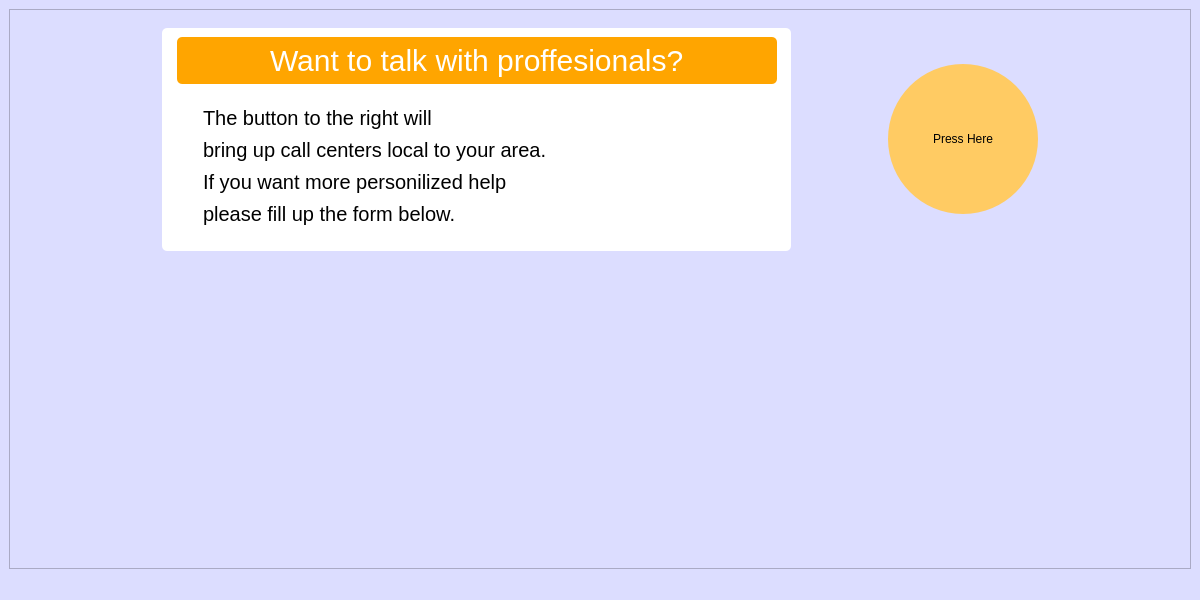
Einavzil/GoldApp, file src/HelpPage/HelpPage.ui: the form before one commit.
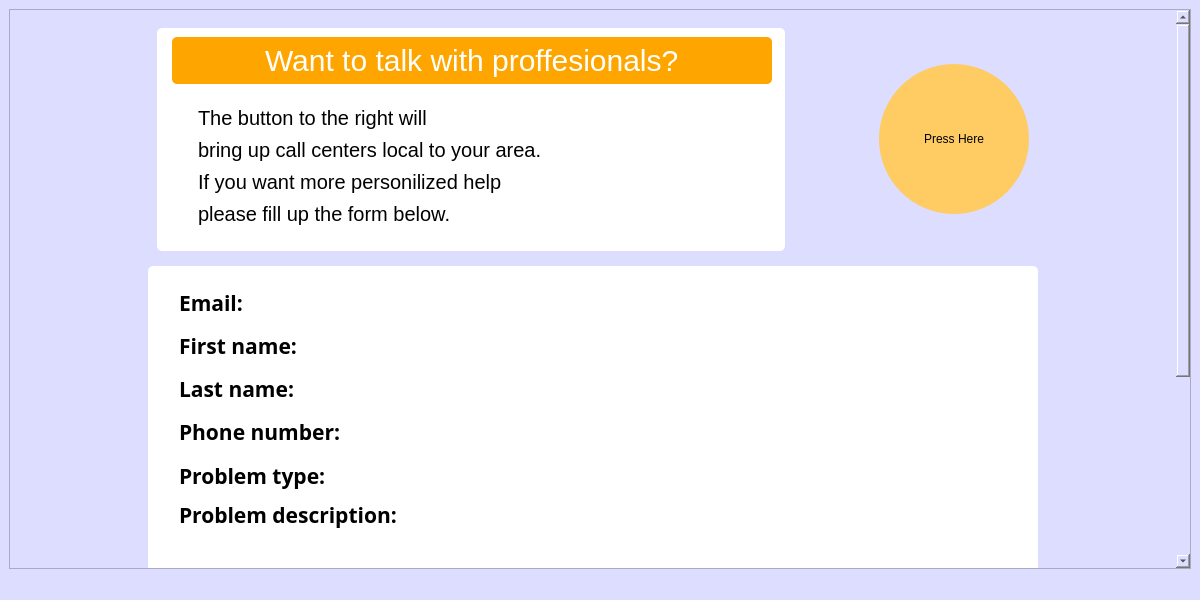
The form after the commit.

Commit message: Added the help page

```diff
--- a/src/HelpPage/HelpPage.ui
+++ b/src/HelpPage/HelpPage.ui
@@ -34,24 +34,11 @@
         <rect>
          <x>0</x>
          <y>0</y>
-         <width>1186</width>
-         <height>550</height>
+         <width>1173</width>
+         <height>725</height>
         </rect>
        </property>
        <layout class="QGridLayout" name="gridLayout_3">
-        <item row="0" column="2">
-         <spacer name="horizontalSpacer_2">
-          <property name="orientation">
-           <enum>Qt::Horizontal</enum>
-          </property>
-          <property name="sizeHint" stdset="0">
-           <size>
-            <width>135</width>
-            <height>20</height>
-           </size>
-          </property>
-         </spacer>
-        </item>
         <item row="1" column="0">
          <spacer name="horizontalSpacer">
           <property name="orientation">
@@ -65,6 +52,25 @@
           </property>
          </spacer>
         </item>
+        <item row="4" column="1" alignment="Qt::AlignHCenter">
+         <widget class="QPushButton" name="pushButton_2">
+          <property name="styleSheet">
+           <string notr="true">QPushButton{
+background-color: rgb(255, 203, 99);
+border-width: 0px;
+border-radius:75px;
+min-height: 150px;
+min-width: 150px;
+max-height: 150px;
+max-width: 150px;
+margin-top: 50px;
+}</string>
+          </property>
+          <property name="text">
+           <string>PushButton</string>
+          </property>
+         </widget>
+        </item>
         <item row="2" column="1">
          <spacer name="verticalSpacer">
           <property name="orientation">
@@ -78,11 +84,24 @@
           </property>
          </spacer>
         </item>
+        <item row="0" column="2">
+         <spacer name="horizontalSpacer_2">
+          <property name="orientation">
+           <enum>Qt::Horizontal</enum>
+          </property>
+          <property name="sizeHint" stdset="0">
+           <size>
+            <width>135</width>
+            <height>20</height>
+           </size>
+          </property>
+         </spacer>
+        </item>
         <item row="0" column="1" rowspan="2">
-         <widget class="QWidget" name="" native="true">
+         <widget class="QWidget" name="widget" native="true">
           <layout class="QHBoxLayout" name="horizontalLayout">
-           <item>
-            <widget class="QWidget" name="" native="true">
+           <item alignment="Qt::AlignHCenter">
+            <widget class="QWidget" name="widget" native="true">
              <property name="minimumSize">
               <size>
                <width>520</width>
@@ -90,9 +109,12 @@
               </size>
              </property>
              <property name="styleSheet">
-              <string notr="true">background-color: white;
+              <string notr="true">QWidget{
+background-color: white;
 border-radius: 5px;
-padding-left: 15px;</string>
+padding-left: 15px;
+
+}</string>
              </property>
              <layout class="QGridLayout" name="gridLayout">
               <item row="0" column="1">
@@ -129,7 +151,7 @@
                  <widget class="QWidget" name="widget_3" native="true"/>
                 </item>
                 <item>
-                 <widget class="QWidget" name="" native="true">
+                 <widget class="QWidget" name="widget" native="true">
                   <layout class="QVBoxLayout" name="verticalLayout">
                    <item>
                     <widget class="QLineEdit" name="lineEdit_2">
@@ -179,12 +201,12 @@
                 </item>
                </layout>
               </item>
-              <item row="0" column="0">
-               <widget class="QWidget" name="widget" native="true"/>
-              </item>
               <item row="0" column="2">
                <widget class="QWidget" name="widget_2" native="true"/>
               </item>
+              <item row="0" column="0">
+               <widget class="QWidget" name="widget" native="true"/>
+              </item>
              </layout>
             </widget>
            </item>
@@ -245,6 +267,328 @@
           </layout>
          </widget>
         </item>
+        <item row="3" column="0">
+         <spacer name="horizontalSpacer_5">
+          <property name="orientation">
+           <enum>Qt::Horizontal</enum>
+          </property>
+          <property name="sizeHint" stdset="0">
+           <size>
+            <width>40</width>
+            <height>20</height>
+           </size>
+          </property>
+         </spacer>
+        </item>
+        <item row="3" column="2">
+         <spacer name="horizontalSpacer_6">
+          <property name="orientation">
+           <enum>Qt::Horizontal</enum>
+          </property>
+          <property name="sizeHint" stdset="0">
+           <size>
+            <width>40</width>
+            <height>20</height>
+           </size>
+          </property>
+         </spacer>
+        </item>
+        <item row="3" column="1">
+         <widget class="QWidget" name="widget_7" native="true">
+          <property name="styleSheet">
+           <string notr="true">background-color: white;
+border-radius: 5px;</string>
+          </property>
+          <layout class="QGridLayout" name="gridLayout_4">
+           <item row="0" column="0">
+            <widget class="QWidget" name="labels_layout" native="true">
+             <property name="styleSheet">
+              <string notr="true">margin-left: 7px;</string>
+             </property>
+             <layout class="QVBoxLayout" name="labels">
+              <item>
+               <widget class="QLabel" name="email_label">
+                <property name="font">
+                 <font>
+                  <family>Segoe UI Semibold</family>
+                  <pointsize>16</pointsize>
+                  <weight>75</weight>
+                  <bold>true</bold>
+                 </font>
+                </property>
+                <property name="styleSheet">
+                 <string notr="true">margin-right: 130px;</string>
+                </property>
+                <property name="text">
+                 <string>Email:</string>
+                </property>
+                <property name="alignment">
+                 <set>Qt::AlignLeading|Qt::AlignLeft|Qt::AlignVCenter</set>
+                </property>
+               </widget>
+              </item>
+              <item>
+               <widget class="QLabel" name="first_label">
+                <property name="font">
+                 <font>
+                  <family>Segoe UI Semibold</family>
+                  <pointsize>16</pointsize>
+                  <weight>75</weight>
+                  <bold>true</bold>
+                 </font>
+                </property>
+                <property name="styleSheet">
+                 <string notr="true">margin-right: 74px;</string>
+                </property>
+                <property name="text">
+                 <string>First name:</string>
+                </property>
+                <property name="alignment">
+                 <set>Qt::AlignLeading|Qt::AlignLeft|Qt::AlignVCenter</set>
+                </property>
+               </widget>
+              </item>
+              <item>
+               <widget class="QLabel" name="last_label">
+                <property name="font">
+                 <font>
+                  <family>Segoe UI Semibold</family>
+                  <pointsize>16</pointsize>
+                  <weight>75</weight>
+                  <bold>true</bold>
+                 </font>
+                </property>
+                <property name="styleSheet">
+                 <string notr="true">margin-right: 76px;</string>
+                </property>
+                <property name="text">
+                 <string>Last name:</string>
+                </property>
+                <property name="alignment">
+                 <set>Qt::AlignLeading|Qt::AlignLeft|Qt::AlignVCenter</set>
+                </property>
+               </widget>
+              </item>
+              <item>
+               <widget class="QLabel" name="phone_label">
+                <property name="font">
+                 <font>
+                  <family>Segoe UI Semibold</family>
+                  <pointsize>16</pointsize>
+                  <weight>75</weight>
+                  <bold>true</bold>
+                 </font>
+                </property>
+                <property name="styleSheet">
+                 <string notr="true">margin-right: 26px;</string>
+                </property>
+                <property name="text">
+                 <string>Phone number:</string>
+                </property>
+                <property name="alignment">
+                 <set>Qt::AlignLeading|Qt::AlignLeft|Qt::AlignVCenter</set>
+                </property>
+               </widget>
+              </item>
+              <item>
+               <widget class="QLabel" name="passwor_label">
+                <property name="font">
+                 <font>
+                  <family>Segoe UI Semibold</family>
+                  <pointsize>16</pointsize>
+                  <weight>75</weight>
+                  <bold>true</bold>
+                 </font>
+                </property>
+                <property name="styleSheet">
+                 <string notr="true">margin-right: 120px;</string>
+                </property>
+                <property name="text">
+                 <string>Problem type:</string>
+                </property>
+               </widget>
+              </item>
+              <item>
+               <widget class="QLabel" name="rep_pass_label">
+                <property name="font">
+                 <font>
+                  <family>Segoe UI Semibold</family>
+                  <pointsize>16</pointsize>
+                  <weight>75</weight>
+                  <bold>true</bold>
+                 </font>
+                </property>
+                <property name="styleSheet">
+                 <string notr="true">margin-bottom: 40px;</string>
+                </property>
+                <property name="text">
+                 <string>Problem description:</string>
+                </property>
+                <property name="alignment">
+                 <set>Qt::AlignLeading|Qt::AlignLeft|Qt::AlignVCenter</set>
+                </property>
+               </widget>
+              </item>
+              <item>
+               <widget class="QLabel" name="passwor_label_2">
+                <property name="font">
+                 <font>
+                  <family>Segoe UI Semibold</family>
+                  <pointsize>16</pointsize>
+                  <weight>75</weight>
+                  <bold>true</bold>
+                 </font>
+                </property>
+                <property name="styleSheet">
+                 <string notr="true">margin-right: 90px;</string>
+                </property>
+                <property name="text">
+                 <string>Location:</string>
+                </property>
+               </widget>
+              </item>
+             </layout>
+            </widget>
+           </item>
+           <item row="0" column="1">
+            <widget class="QWidget" name="inputs_layout" native="true">
+             <property name="sizePolicy">
+              <sizepolicy hsizetype="Preferred" vsizetype="Preferred">
+               <horstretch>0</horstretch>
+               <verstretch>0</verstretch>
+              </sizepolicy>
+             </property>
+             <property name="styleSheet">
+              <string notr="true">margin-top: 4px;
+margin-right: 7px;</string>
+             </property>
+             <layout class="QVBoxLayout" name="inputs">
+              <item>
+               <widget class="QLineEdit" name="email_input">
+                <property name="font">
+                 <font>
+                  <family>Segoe UI Light</family>
+                  <pointsize>16</pointsize>
+                 </font>
+                </property>
+                <property name="styleSheet">
+                 <string notr="true">background-color: rgb(255, 255, 255);</string>
+                </property>
+                <property name="text">
+                 <string/>
+                </property>
+               </widget>
+              </item>
+              <item>
+               <widget class="QLineEdit" name="first_input">
+                <property name="font">
+                 <font>
+                  <family>Segoe UI Light</family>
+                  <pointsize>16</pointsize>
+                 </font>
+                </property>
+                <property name="styleSheet">
+                 <string notr="true">background-color: rgb(255, 255, 255);</string>
+                </property>
+               </widget>
+              </item>
+              <item>
+               <widget class="QLineEdit" name="last_input">
+                <property name="font">
+                 <font>
+                  <family>Segoe UI Light</family>
+                  <pointsize>16</pointsize>
+                 </font>
+                </property>
+                <property name="styleSheet">
+                 <string notr="true">background-color: rgb(255, 255, 255);</string>
+                </property>
+               </widget>
+              </item>
+              <item>
+               <widget class="QLineEdit" name="phone_input">
+                <property name="font">
+                 <font>
+                  <family>Segoe UI Light</family>
+                  <pointsize>16</pointsize>
+                 </font>
+                </property>
+                <property name="styleSheet">
+                 <string notr="true">background-color: rgb(255, 255, 255);</string>
+                </property>
+                <property name="text">
+                 <string/>
+                </property>
+               </widget>
+              </item>
+              <item>
+               <widget class="QLineEdit" name="pass_input">
+                <property name="font">
+                 <font>
+                  <family>Segoe UI Light</family>
+                  <pointsize>16</pointsize>
+                  <weight>50</weight>
+                  <bold>false</bold>
+                 </font>
+                </property>
+                <property name="styleSheet">
+                 <string notr="true">background-color:  rgb(255, 255, 255);</string>
+                </property>
+               </widget>
+              </item>
+              <item>
+               <widget class="QTextEdit" name="textEdit"/>
+              </item>
+              <item>
+               <widget class="QComboBox" name="comboBox">
+                <property name="enabled">
+                 <bool>false</bool>
+                </property>
+                <property name="sizePolicy">
+                 <sizepolicy hsizetype="Expanding" vsizetype="Fixed">
+                  <horstretch>0</horstretch>
+                  <verstretch>0</verstretch>
+                 </sizepolicy>
+                </property>
+                <property name="minimumSize">
+                 <size>
+                  <width>0</width>
+                  <height>0</height>
+                 </size>
+                </property>
+                <property name="font">
+                 <font>
+                  <family>Segoe UI Historic</family>
+                  <pointsize>16</pointsize>
+                  <weight>50</weight>
+                  <bold>false</bold>
+                 </font>
+                </property>
+                <property name="styleSheet">
+                 <string notr="true">background-color: rgb(255, 255, 255);
+padding-left: 0px;</string>
+                </property>
+                <property name="frame">
+                 <bool>true</bool>
+                </property>
+                <item>
+                 <property name="text">
+                  <string>Skåne</string>
+                 </property>
+                </item>
+                <item>
+                 <property name="text">
+                  <string>Stockholm</string>
+                 </property>
+                </item>
+               </widget>
+              </item>
+             </layout>
+            </widget>
+           </item>
+          </layout>
+         </widget>
+        </item>
        </layout>
       </widget>
      </widget>
```
The commit also changes 9 other files.
